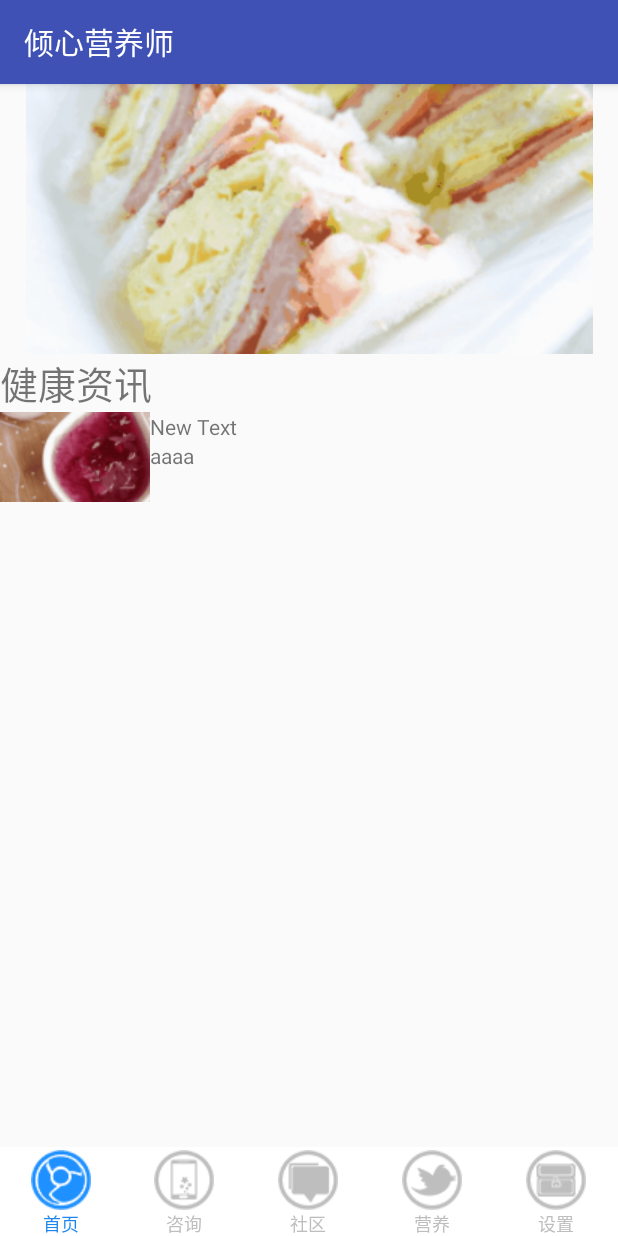
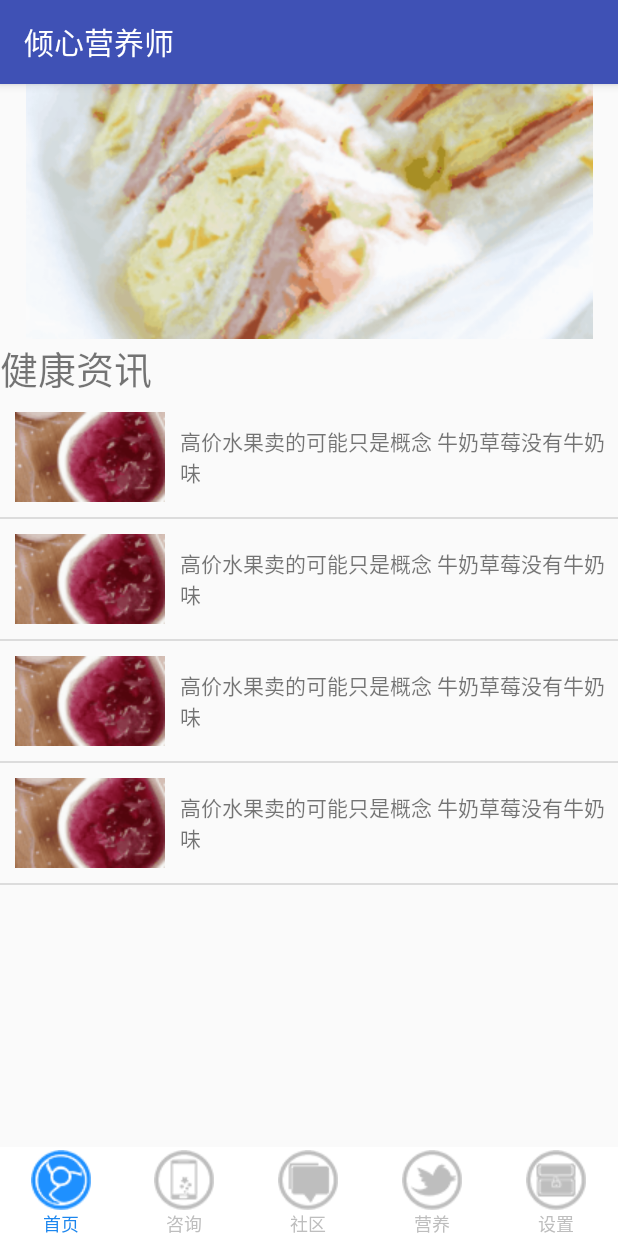
Before and after one commit to 124team/Dietitian2, an Android app: the screen it shows after launch (MainActivity), on a phone screen of 412 x 824 dp. Run offline under Robolectric (Android 15) with nearby library versions, the phone set to English and light mode, and no system bars; our stand-ins replace CircleImageView.

```diff
--- a/app/src/main/AndroidManifest.xml
+++ b/app/src/main/AndroidManifest.xml
@@ -21,6 +21,8 @@
         <activity android:name=".wangHan.W_UserCommunicate"/>
         <activity android:name=".wangHan.W_workDisplay"/>
         <activity android:name=".wangRui.S_test_1"/>
+        <activity android:name=".wangRui.S_loginUi"/>
+        <activity android:name=".wangRui.S_register"/>
         <activity android:name=".yuJiangPeng.Y_test_1"/>
         <activity android:name=".haoDengKe.H_breakfast_item2"/>
         <activity android:name=".haoDengKe.H_fash"/>
@@ -32,9 +34,6 @@
         <activity android:name=".wangHan.W_ExpertsAnswer"/>
         <activity android:name=".yuJiangPeng.Y_detail_data"/>
         <activity android:name=".yuJiangPeng.Y_bespoke_demo"/>
-        <activity android:name=".yuJiangPeng.Y_conversation_demo"/>
-
-
 
 
     </application>
--- a/app/src/main/java/edu/neusoft/a124team/dietitian/fragment1.java
+++ b/app/src/main/java/edu/neusoft/a124team/dietitian/fragment1.java
@@ -36,14 +36,23 @@ public class fragment1 extends Fragment {
         }
         data = new ArrayList<>();
         HashMap<String, String> map1 = S_dataControl.getDataSource(
-                R.drawable.s_home_newsimg1+ "","三明治","aaaa"
+                R.drawable.s_home_newsimg1+ "","高价水果卖的可能只是概念 牛奶草莓没有牛奶味"
                 );
         data.add(map1);
-
+        HashMap<String, String> map2 = S_dataControl.getDataSource(
+                R.drawable.s_home_newsimg1+ "","高价水果卖的可能只是概念 牛奶草莓没有牛奶味"
+        );
+        data.add(map2);
+        HashMap<String, String> map3 = S_dataControl.getDataSource(
+                R.drawable.s_home_newsimg1+ "","高价水果卖的可能只是概念 牛奶草莓没有牛奶味"
+        );
+        data.add(map3);
+        HashMap<String, String> map4 = S_dataControl.getDataSource(
+                R.drawable.s_home_newsimg1+ "","高价水果卖的可能只是概念 牛奶草莓没有牛奶味"
+        );
+        data.add(map4);
        S_newsBasAdapter adapter = new S_newsBasAdapter(getActivity(), data);
         lv.setAdapter(adapter);
-
-
         return view;
     }
 }
--- a/app/src/main/java/edu/neusoft/a124team/dietitian/wangRui/S_dataControl.java
+++ b/app/src/main/java/edu/neusoft/a124team/dietitian/wangRui/S_dataControl.java
@@ -8,13 +8,15 @@ import java.util.HashMap;
 public class S_dataControl {
     public  static HashMap<String,String> getDataSource(
                                                         String id,
-                                                        String txtTitle,
+
                                                         String txtContent){
         HashMap<String,String> map=new HashMap<>();
 
         map.put("Img",id);
-        map.put("Title",txtTitle);
+
         map.put("Content",txtContent);
+
+
         return map;
 
     }
--- a/app/src/main/java/edu/neusoft/a124team/dietitian/wangRui/baseAdapter/S_newsBasAdapter.java
+++ b/app/src/main/java/edu/neusoft/a124team/dietitian/wangRui/baseAdapter/S_newsBasAdapter.java
@@ -20,9 +20,15 @@ public class S_newsBasAdapter extends BaseAdapter {
     private Context context;
 
     private List<HashMap<String,String>> data;
+
     public S_newsBasAdapter(Context context,List<HashMap<String, String>> data) {
         this.context=context;
         this.data = data;
+    }
+    public final class ViewHolder{
+        public ImageView img;
+        public TextView txtTitle,txtContent;
+
     }
 
     @Override
@@ -48,7 +54,7 @@ public class S_newsBasAdapter extends BaseAdapter {
             viewHolder=new ViewHolder();
             convertView= LayoutInflater.from(context).inflate(R.layout.s_news_listitem,null);
             viewHolder.img=(ImageView)convertView.findViewById(R.id.s_home_newsImg);
-
+            viewHolder.txtContent=(TextView)convertView.findViewById(R.id.s_thyListContent_newsTitle);
             viewHolder.txtContent=(TextView)convertView.findViewById(R.id.s_home_newsContent);
 
             convertView.setTag(viewHolder);
@@ -61,14 +67,8 @@ public class S_newsBasAdapter extends BaseAdapter {
         }
 
         viewHolder.img.setImageResource(Integer.parseInt(data.get(position).get("Img")));
+
         viewHolder.txtContent.setText(data.get(position).get("Content"));
         return convertView;
     }
 }
-
-class ViewHolder{
-    ImageView img;
-    TextView txtTitle;
-
-    TextView txtContent;
-}
--- a/app/src/main/res/drawable/s_login_btnshape.xml
+++ b/app/src/main/res/drawable/s_login_btnshape.xml
@@ -4,7 +4,8 @@
     <corners android:radius="8dp">
     </corners>
     <gradient
-
+        android:startColor="@color/textcolor_checked"
+        android:endColor="@color/textcolor_checked"
         android:angle="45">
 
     </gradient>
--- a/app/src/main/res/layout/layout1.xml
+++ b/app/src/main/res/layout/layout1.xml
@@ -44,7 +44,7 @@
 </LinearLayout>
             <LinearLayout
                 android:layout_width="match_parent"
-                android:layout_height="wrap_content"
+                android:layout_height="match_parent"
                 android:orientation="vertical">
                 <TextView
                     android:layout_width="match_parent"
@@ -54,7 +54,7 @@
                     android:id="@+id/s_home_healthy" />
                 <ListView
                     android:layout_width="match_parent"
-                    android:layout_height="wrap_content"
+                    android:layout_height="500dp"
                     android:id="@+id/s_home_thyList">
                 </ListView>
             </LinearLayout>
--- a/app/src/main/res/layout/s_news_listitem.xml
+++ b/app/src/main/res/layout/s_news_listitem.xml
@@ -3,7 +3,9 @@
     android:layout_width="match_parent"
     android:layout_height="wrap_content"
     android:orientation="horizontal">
+
     <ImageView
+        android:layout_margin="10dp"
         android:layout_width="wrap_content"
         android:layout_height="wrap_content"
         android:id="@+id/s_home_newsImg" />
@@ -14,12 +16,11 @@
     <TextView
         android:layout_width="wrap_content"
         android:layout_height="wrap_content"
-        android:text="New Text"
         android:id="@+id/s_home_newsTitle" />
         <TextView
             android:layout_width="wrap_content"
             android:layout_height="wrap_content"
-            android:text="New Text"
+
             android:id="@+id/s_home_newsContent" />
 
     </LinearLayout>
```
Also changed, not shown: app/src/main/res/layout/activity_s_login_ui.xml (+45 -13 lines), app/src/main/res/drawable/s_login_baidu.png (added), app/src/main/res/drawable/s_login_qq.png (added), app/src/main/res/drawable/s_login_sina.png (added).
